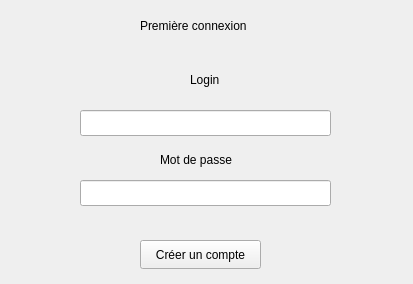
First picture: the form in firstconnexion.ui, repository Zorehi/TP_Qt_1, before the edit.
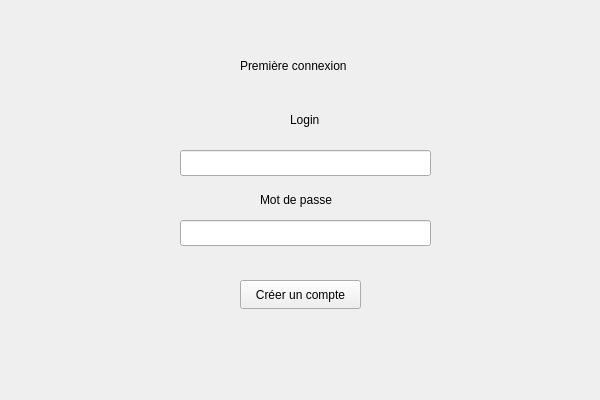
Second picture: the form after the edit.

```diff
--- a/firstconnexion.ui
+++ b/firstconnexion.ui
@@ -6,8 +6,8 @@
    <rect>
     <x>0</x>
     <y>0</y>
-    <width>413</width>
-    <height>284</height>
+    <width>600</width>
+    <height>400</height>
    </rect>
   </property>
   <property name="windowTitle">
@@ -16,8 +16,8 @@
   <widget class="QLabel" name="label">
    <property name="geometry">
     <rect>
-     <x>140</x>
-     <y>10</y>
+     <x>240</x>
+     <y>50</y>
      <width>141</width>
      <height>31</height>
     </rect>
@@ -29,8 +29,8 @@
   <widget class="QLineEdit" name="lineEdit">
    <property name="geometry">
     <rect>
-     <x>80</x>
-     <y>110</y>
+     <x>180</x>
+     <y>150</y>
      <width>251</width>
      <height>26</height>
     </rect>
@@ -39,8 +39,8 @@
   <widget class="QLineEdit" name="lineEdit_2">
    <property name="geometry">
     <rect>
-     <x>80</x>
-     <y>180</y>
+     <x>180</x>
+     <y>220</y>
      <width>251</width>
      <height>26</height>
     </rect>
@@ -49,8 +49,8 @@
   <widget class="QLabel" name="label_2">
    <property name="geometry">
     <rect>
-     <x>190</x>
-     <y>70</y>
+     <x>290</x>
+     <y>110</y>
      <width>63</width>
      <height>20</height>
     </rect>
@@ -62,8 +62,8 @@
   <widget class="QLabel" name="label_3">
    <property name="geometry">
     <rect>
-     <x>160</x>
-     <y>150</y>
+     <x>260</x>
+     <y>190</y>
      <width>121</width>
      <height>20</height>
     </rect>
@@ -75,8 +75,8 @@
   <widget class="QPushButton" name="pushButton">
    <property name="geometry">
     <rect>
-     <x>140</x>
-     <y>240</y>
+     <x>240</x>
+     <y>280</y>
      <width>121</width>
      <height>29</height>
     </rect>
```
